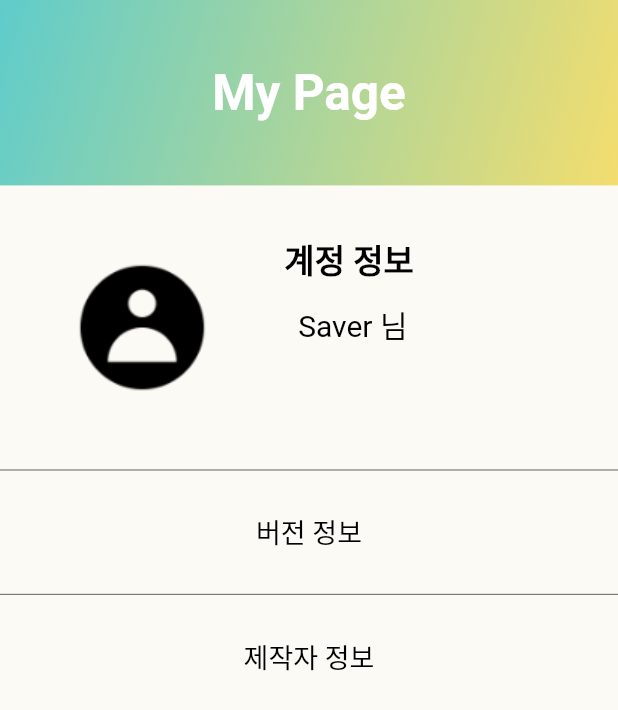
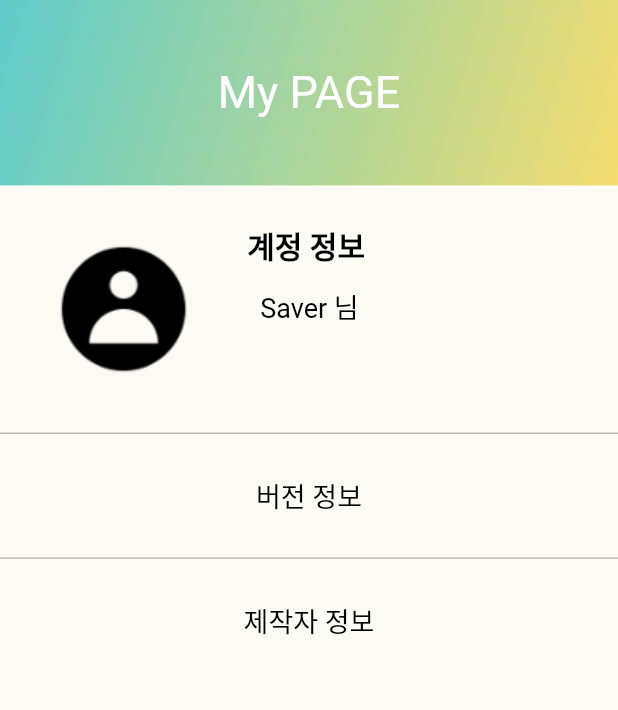
Before and after one commit to qwa310/DSC-Hackathon, a Flutter app: the HomePageView screen opened directly with empty values, after a tap on "MY PAGE", on a phone screen of 412 x 824 dp. Shown: the top 710 px of the screen. Run offline on Flutter 3.47's test engine with Material 2 defaults, Android fonts, the phone set to English and light mode, and no system bars; our stand-ins replace cloud_firestore, firebase_auth, firebase_core, flutter_swiper, font_awesome_flutter; accounts and stored records are empty.

Commit message:
style(1차 동영상): apply font

```diff
--- a/lib/home_page_view.dart
+++ b/lib/home_page_view.dart
@@ -73,7 +73,7 @@ class HomePageView extends StatelessWidget {
                         height: _screenSize.height * 0.01,
                       ),
                       Text(
-                        '사용했어요',
+                        '사용했어요!',
                         textAlign: TextAlign.right,
                         style: TextStyle(
                           color: Colors.black,
@@ -147,23 +147,14 @@ class HomePageView extends StatelessWidget {
                       Container(
                         padding: EdgeInsets.all(20.0),
                         child: Text(
-                          '한 눈에 보는 우리 동네 전력 소비량 ->',
+                          '한 눈에 보는 우리 동네 전력 소비량         ->',
                           style: TextStyle(
                             color: Colors.black,
                             fontSize: 20,
                           ),
                         ),
                       ),
-                      Container(
-                        padding: EdgeInsets.all(20.0),
-                        child: Text(
-                          '한 눈에 보는 우리 동네 전력 소비량 ->',
-                          style: TextStyle(
-                            color: Colors.black,
-                            fontSize: 20,
-                          ),
-                        ),
-                      ),
+
                     ],
                   ),
                 ),
@@ -191,14 +182,14 @@ class HomePageView extends StatelessWidget {
                           ),
                         ],
                       ),
-                      padding: EdgeInsets.all(60.0),
-                      margin: EdgeInsets.all(10.0),
+                      padding: EdgeInsets.all(61.0),
+                      margin: EdgeInsets.all(8.0),
                       child: Text(
-                        '기기별 사용량 순위',
+                        '기기별\n사용량\n순위',
                         textAlign: TextAlign.center,
                         style: TextStyle(
                           color: Colors.black,
-                          fontSize: 25,
+                          fontSize: 23,
                         ),
                       ),
                     ),
@@ -221,7 +212,7 @@ class HomePageView extends StatelessWidget {
                           ),
                         ],
                       ),
-                      padding: EdgeInsets.fromLTRB(62, 66, 60, 60),
+                      padding: EdgeInsets.fromLTRB(62, 75, 60, 60),
                       margin: EdgeInsets.all(10.0),
                       child: Text(
                         'MY PAGE',
--- a/lib/login_page.dart
+++ b/lib/login_page.dart
@@ -136,14 +136,14 @@ class _LoginPageState extends State<LoginPage> {
                             alignment: Alignment.center,
                             child : ButtonTheme(
                               minWidth: _screenSize.width * 0.9,
-                              height: _screenSize.height * 0.05,
+                              height: _screenSize.height * 0.07,
                               shape: RoundedRectangleBorder(borderRadius: BorderRadius.circular(100)),
                               child: RaisedButton(
                                 color: Colors.white,
                                 child: Text(
                                   '로그인',
                                   style: TextStyle(
-                                    color: Color(0xFF5FCCCB),
+                                    color: Color(0xAA000000),
                                     fontSize: 20,
                                   ),
                                 ),
@@ -169,7 +169,7 @@ class _LoginPageState extends State<LoginPage> {
                                 style: TextStyle(
                                   fontWeight: FontWeight.bold,
                                   color: Colors.white,
-                                  fontSize: 22,
+                                  fontSize: 18,
                                 ),
                               ),
                             ),
--- a/lib/my_page_view.dart
+++ b/lib/my_page_view.dart
@@ -66,11 +66,11 @@ class MyPageView extends StatelessWidget {
                   ),
                   child: Center(
                     child: Text(
-                      'My Page',
+                      'My PAGE',
                       style: TextStyle(
                         color: Colors.white,
-                        fontSize: 33,
-                        fontWeight: FontWeight.bold,
+                        fontSize: 30,
+                        // fontWeight: FontWeight.bold,
                       ),
                     ),
                   ),
@@ -82,8 +82,8 @@ class MyPageView extends StatelessWidget {
                         mainAxisAlignment: MainAxisAlignment.start,
                         children: <Widget>[
                           Container(
-                            width: _screenSize.height * 0.23,
-                            height: _screenSize.height * 0.23,
+                            width: _screenSize.height * 0.20,
+                            height: _screenSize.height * 0.20,
                             child: Image.asset(
                               'images/people.png',
                             ),
@@ -92,12 +92,13 @@ class MyPageView extends StatelessWidget {
                             mainAxisAlignment: MainAxisAlignment.center,
                             crossAxisAlignment: CrossAxisAlignment.center,
                             children: <Widget>[
-                              Center(
+                              Container(
                                 child: Text(
                                   '계정 정보',
+                                  textAlign: TextAlign.left,
                                   style: TextStyle(
                                     color: Colors.black,
-                                    fontSize: 22,
+                                    fontSize: 20,
                                     fontWeight: FontWeight.bold,
                                   ),
                                 ),
@@ -105,13 +106,13 @@ class MyPageView extends StatelessWidget {
                               SizedBox(
                                 height: _screenSize.height * 0.015,
                               ),
-                              Center(
+                              Container(
                                 child: Text(
                                   documentData.data()['name'] + ' Saver 님',
                                   textAlign: TextAlign.left,
                                   style: TextStyle(
                                     color: Colors.black,
-                                    fontSize: 20,
+                                    fontSize: 18,
                                   ),
                                 ),
                               ),
@@ -123,7 +124,7 @@ class MyPageView extends StatelessWidget {
                                 textAlign: TextAlign.left,
                                 style: TextStyle(
                                   color: Colors.black,
-                                  fontSize: 20,
+                                  fontSize: 18,
                                 ),
                               ),
                               SizedBox(
@@ -134,7 +135,7 @@ class MyPageView extends StatelessWidget {
                                 textAlign: TextAlign.left,
                                 style: TextStyle(
                                   color: Colors.black,
-                                  fontSize: 20,
+                                  fontSize: 18,
                                 ),
                               ),
                             ],
@@ -143,8 +144,8 @@ class MyPageView extends StatelessWidget {
                       ),
                       SizedBox(
                         child: Container(
-                          color: Colors.black,
-                          height: _screenSize.height * 0.0005,
+                          color: Color(0xFFADADAD),
+                          height: _screenSize.height * 0.001,
                         ),
                       ),
                       Column(
@@ -168,8 +169,8 @@ class MyPageView extends StatelessWidget {
                           ),
                           SizedBox(
                             child: Container(
-                              color: Colors.black,
-                              height: _screenSize.height * 0.0005,
+                              color: Color(0xFFADADAD),
+                              height: _screenSize.height * 0.001,
                             ),
                           ),
                           Container(
@@ -177,7 +178,7 @@ class MyPageView extends StatelessWidget {
                               minWidth: _screenSize.width,
                               height: _screenSize.height * 0.1,
                               onPressed: () {
-                                infoDialog('제작자 정보', 'Team. PowerRangers', context);
+                                infoDialog('제작자 정보', '\n⚡Team. PowerRangers⚡\n(DSC HACKATHON)\n\nplan by 이여름\ndesign by 김민서\nFE by 박정민\nBE by 박주은', context);
                               },
                               child: Text(
                                 '제작자 정보', //온클릭
```
Also changed, not shown: lib/crud_page_view.dart (+0 -50 lines), lib/join_page.dart (+13 -11 lines), pubspec.yaml (+11 -12 lines), fonts/NanumSquareB.ttf (added), fonts/NanumSquareEB.ttf (added), fonts/NanumSquareL.ttf (added), fonts/NanumSquareR.ttf (added), pubspec.lock.
